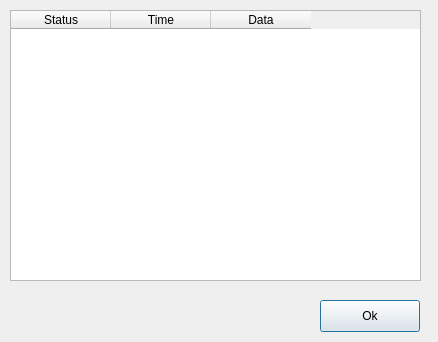
The window that dialogprotocol.ui (mrnetbear/sandboxStudy) describes before a commit, drawn with Qt 5.
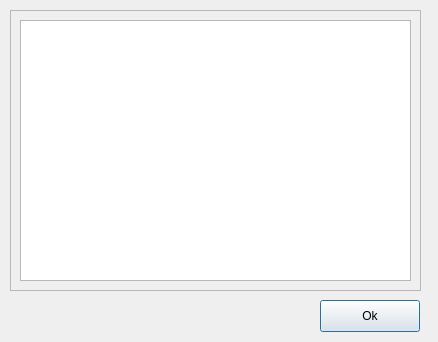
The same window after the commit.

Patch:
```diff
--- a/dialogprotocol.ui
+++ b/dialogprotocol.ui
@@ -13,31 +13,6 @@
   <property name="windowTitle">
    <string>Dialog</string>
   </property>
-  <widget class="QTableWidget" name="tableWidget">
-   <property name="geometry">
-    <rect>
-     <x>10</x>
-     <y>10</y>
-     <width>411</width>
-     <height>271</height>
-    </rect>
-   </property>
-   <column>
-    <property name="text">
-     <string>Status</string>
-    </property>
-   </column>
-   <column>
-    <property name="text">
-     <string>Time</string>
-    </property>
-   </column>
-   <column>
-    <property name="text">
-     <string>Data</string>
-    </property>
-   </column>
-  </widget>
   <widget class="QPushButton" name="okButton">
    <property name="geometry">
     <rect>
@@ -51,6 +26,38 @@
     <string>Ok</string>
    </property>
   </widget>
+  <widget class="QFrame" name="frame">
+   <property name="geometry">
+    <rect>
+     <x>10</x>
+     <y>10</y>
+     <width>411</width>
+     <height>281</height>
+    </rect>
+   </property>
+   <property name="frameShape">
+    <enum>QFrame::StyledPanel</enum>
+   </property>
+   <property name="frameShadow">
+    <enum>QFrame::Raised</enum>
+   </property>
+   <widget class="QTextEdit" name="textEdit">
+    <property name="enabled">
+     <bool>true</bool>
+    </property>
+    <property name="geometry">
+     <rect>
+      <x>10</x>
+      <y>10</y>
+      <width>391</width>
+      <height>261</height>
+     </rect>
+    </property>
+    <property name="readOnly">
+     <bool>true</bool>
+    </property>
+   </widget>
+  </widget>
  </widget>
  <resources/>
  <connections/>
```
Left out of the diff: 2 changed lines with no effect on the pictures.
